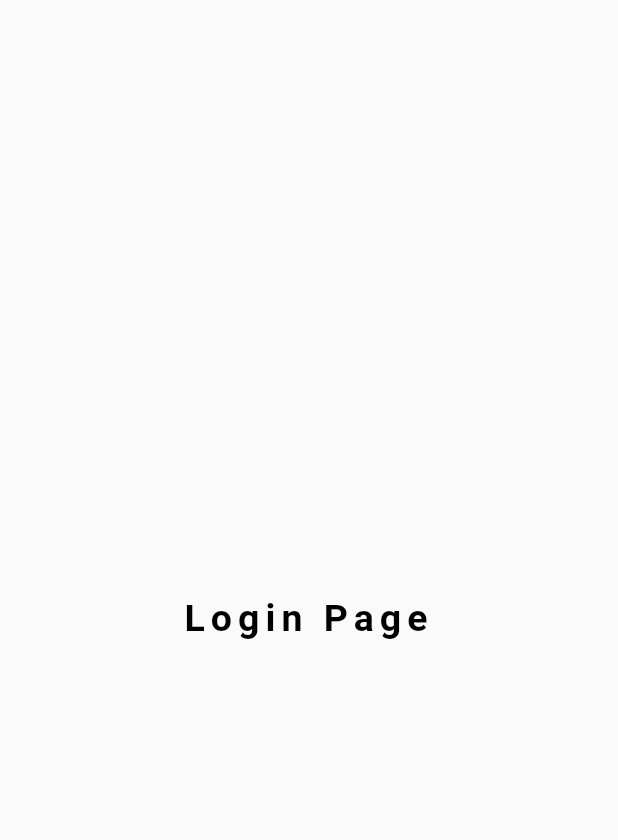
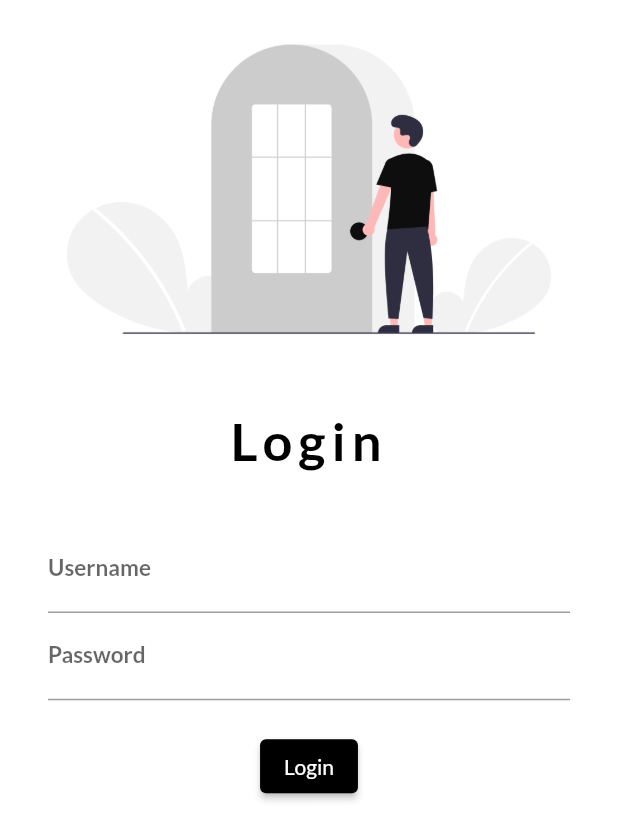
Before and after one commit to Sai-Sid07/30DaysOfFlutter, a Flutter app: the screen it shows after launch, on a phone screen of 412 x 824 dp. Shown: the top 840 px of the screen. Run offline on Flutter 3.47's test engine with Material 2 defaults, Android fonts, the phone set to English and light mode, and no system bars; our stand-ins replace google_fonts.

Commit message:
Created Login Page with Buttons and Input Field and imported Images and Google Fonts

```diff
--- a/lib/main.dart
+++ b/lib/main.dart
@@ -1,6 +1,7 @@
 import 'package:first_flutter_app/pages/home_page.dart';
 import 'package:first_flutter_app/pages/login_page.dart';
 import "package:flutter/material.dart";
+import 'package:google_fonts/google_fonts.dart';
 
 void main() {
   //Main Entry Point
@@ -17,7 +18,8 @@ class MyApp extends StatelessWidget {
       // home: HomePage(),
       themeMode: ThemeMode.light, //Uses the design choice mentioned inside darkTheme
       theme: ThemeData(
-        primarySwatch: Colors.amber //Primary Swatch matches all the UI elements with the specified scheme
+        primarySwatch: Colors.deepPurple, //Primary Swatch matches all the UI elements with the specified scheme
+        fontFamily: GoogleFonts.lato().fontFamily
       ),
       darkTheme: ThemeData(
         brightness: Brightness.dark,
@@ -29,9 +31,9 @@ class MyApp extends StatelessWidget {
       initialRoute: "/login",
       routes: {
         //Name of Route :
-        "/" : (context) => HomePage(), //Here an object of the class HomePage is being created
+        "/" : (context) => const HomePage(), //Here an object of the class HomePage is being created
         //Equivalent of typing new HomePage()
-        "/login" : (context) => LoginPage(),
+        "/login" : (context) => const LoginPage(),
       },
     );
   }
--- a/lib/pages/login_page.dart
+++ b/lib/pages/login_page.dart
@@ -1,3 +1,5 @@
+// ignore_for_file: prefer_const_constructors
+
 import "package:flutter/material.dart";
 
 class LoginPage extends StatelessWidget {
@@ -5,20 +7,87 @@ class LoginPage extends StatelessWidget {
 
   @override
   Widget build(BuildContext context) {
-    return const Material(
-      child: Center(
-        child: Text(
-          "Login Page",
-          textAlign: TextAlign.right,
-          style: TextStyle(
-            fontSize: 25,
-            color: Colors.black,
-            fontWeight: FontWeight.bold,
-            letterSpacing: 4,
-            // fontStyle: FontStyle.italic
+    return Material(
+      color: Colors.white,
+      child: Column( //Column or Row can take in a List of Widgets which can be rendered.
+        children: [
+          Image.asset(
+            "assets/images/login_image.png",
+            fit: BoxFit.cover,
+          ),
+          SizedBox(
+            height: 20,
+          ),
+          Text(
+            "Login",
+            textAlign: TextAlign.center,
+            style: TextStyle(
+              fontSize: 35,
+              color: Colors.black,
+              fontWeight: FontWeight.bold,
+              letterSpacing: 4
+            ),
+          ),
+          SizedBox(
+            height: 20,
+          ),
+          Padding(
+            padding: const EdgeInsets.symmetric(horizontal: 32, vertical: 16),
+            child: Column(
+              children: [
+                TextFormField(
+                  decoration: InputDecoration(
+                    hintText: "Enter Username",
+                    labelText: "Username",
+                    labelStyle: TextStyle(
+                      fontSize: 15,
+                      fontWeight: FontWeight.bold
+                    )
+                  ),
+                ),
+                TextFormField(
+                  obscureText: true,
+                  // obscuringCharacter: "@", //The character which get replaced when you type anything
+                  decoration: InputDecoration(
+                    hintText: "Enter Password",
+                    labelText: "Password",
+                    labelStyle: TextStyle(
+                      fontSize: 15,
+                      fontWeight: FontWeight.bold
+                    )
+                  ),
+                ),
+                SizedBox(
+                  height: 20,
+                ),
+                ElevatedButton(
+                  onPressed: () => {
+                    print("Hello World")
+                  },
+                  child: Text("Login"),
+                  style: ButtonStyle(
+                    foregroundColor: MaterialStatePropertyAll(Colors.white),
+                    backgroundColor: MaterialStatePropertyAll(Colors.black)
+                  ),
+                )
+              ],
+            ),
           )
-        ),
+        ],
       ),
+      // child: Center(
+      //   child: Text(
+      //     "Login Page",
+      //     textAlign: TextAlign.right,
+      //     style: TextStyle(
+      //       fontSize: 25,
+      //       color: Colors.black,
+      //       fontWeight: FontWeight.bold,
+      //       letterSpacing: 4,
+      //       // fontStyle: FontStyle.italic
+      //     )
+      //   ),
+      // ),
     );
   }
 }
--- a/pubspec.yaml
+++ b/pubspec.yaml
@@ -35,6 +35,7 @@ dependencies:
   # The following adds the Cupertino Icons font to your application.
   # Use with the CupertinoIcons class for iOS style icons.
   cupertino_icons: ^1.0.2
+  google_fonts: ^5.1.0
 
 dev_dependencies:
   flutter_test:
@@ -59,9 +60,8 @@ flutter:
   uses-material-design: true
 
   # To add assets to your application, add an assets section, like this:
-  # assets:
-  #   - images/a_dot_burr.jpeg
-  #   - images/a_dot_ham.jpeg
+  assets:
+    - assets/images/login_image.png
 
   # An image asset can refer to one or more resolution-specific "variants", see
   # https://flutter.dev/assets-and-images/#resolution-aware
```
Also changed, not shown: flow.txt (+22 -0 lines), assets/images/login_image.png (added), pubspec.lock, 1 other file.
